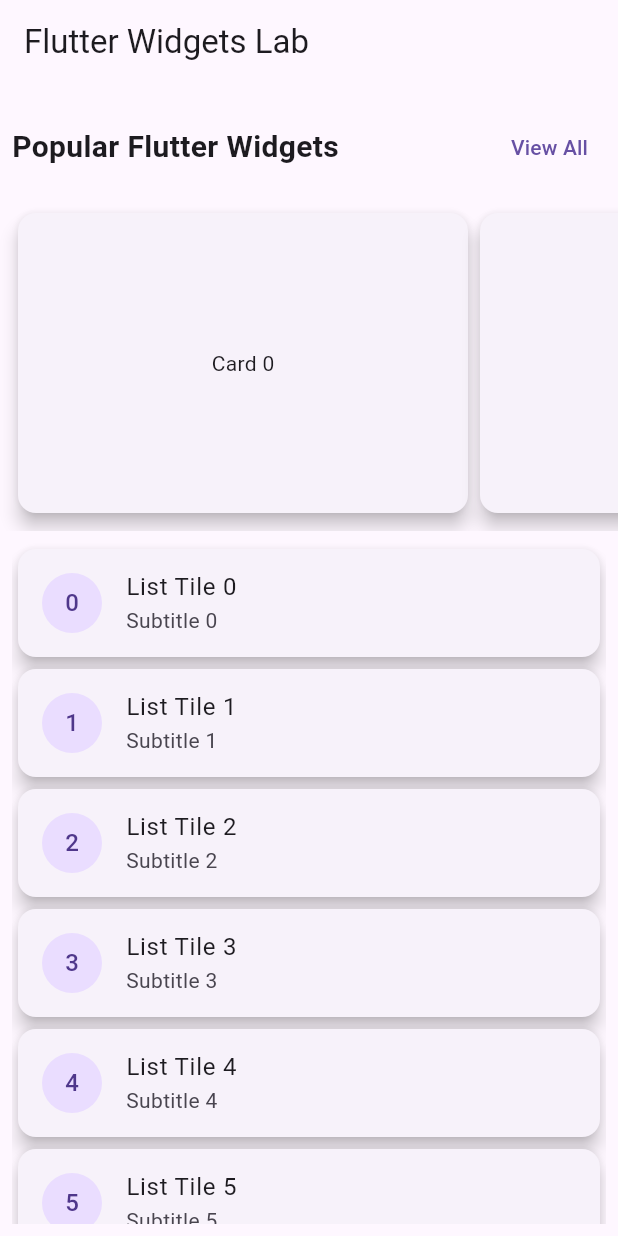
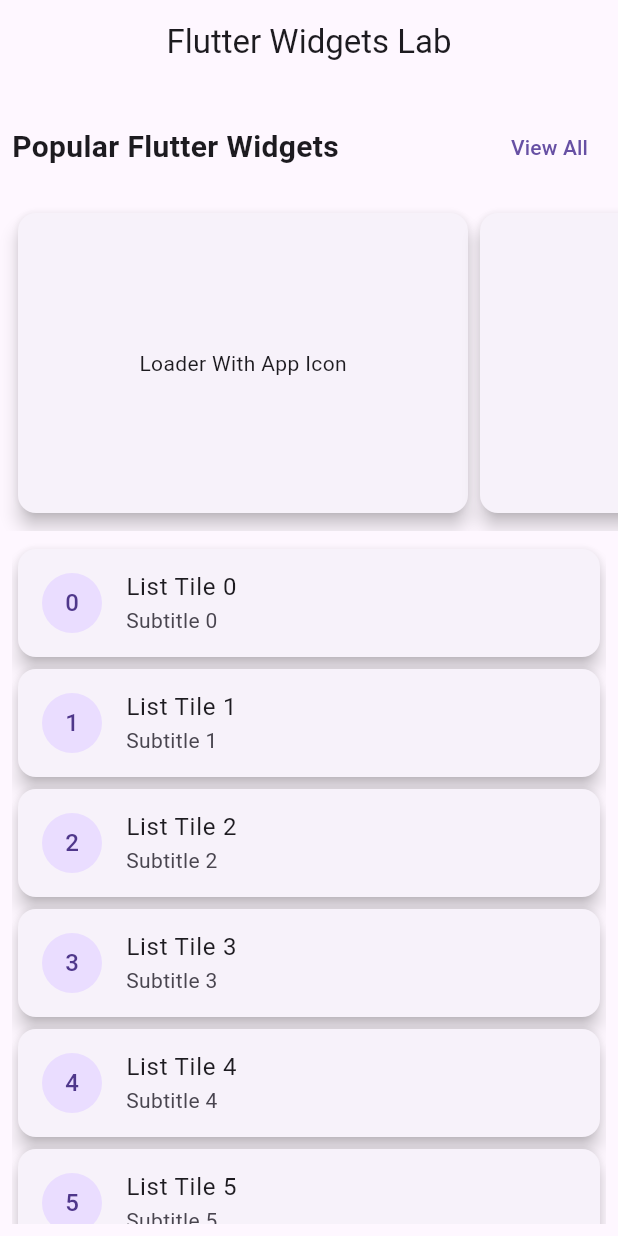
Before and after one commit to hamzaqazi/flutter_widgets_lag, a Flutter app: the screen it shows after launch, on a phone screen of 412 x 824 dp. Run offline on Flutter 3.47's test engine with Material 3 defaults, Android fonts, the phone set to English and light mode, and no system bars; our stand-ins replace get, shimmer.

Commit message:
1st widget

```diff
--- /dev/null
+++ b/lib/app/modules/home/home_controller.dart
@@ -0,0 +1,40 @@
+// homecontroller.dart
+
+import 'package:flutter/cupertino.dart';
+import 'package:flutter/material.dart';
+import 'package:flutter_widgets_lab/app/modules/widget_detail/data/widget_item.dart';
+import 'package:flutter_widgets_lab/app/modules/widgets_source/overlayloader_with_app_icon.dart';
+import 'package:get/get.dart';
+
+// HomeController with getx state management
+class HomeController extends GetxController {
+  final List<WidgetItem> widgetItems = [
+    WidgetItem(
+        title: 'Loader With App Icon',
+        description:
+            'A flutter widget that shows a beautiful overlay loader with appIcon when initiating an async call.',
+        previewWidget: OverlayLoaderWithAppIcon(
+            isLoading: true,
+            appIcon: Icon(CupertinoIcons.flag_slash),
+            // default primary color of the app
+            circularProgressColor: Theme.of(Get.context!).primaryColor,
+            child: const Center(
+              child: Text(
+                'This is the main content',
+                style: TextStyle(color: Colors.white),
+              ),
+            ))),
+    WidgetItem(
+      title: 'Widget 2',
+      description: 'This is widget 2 description',
+      previewWidget: Center(child: Text('Preview of Widget 2')),
+    ),
+    // Add more items as needed
+  ];
+
+  @override
+  void onInit() {
+    // TODO: implement onInit
+    super.onInit();
+  }
+}
--- a/lib/app/modules/home_page.dart
+++ b/lib/app/modules/home/home_page.dart
@@ -1,6 +1,7 @@
 // // homepage.dart
 
 import 'package:flutter/material.dart';
+import 'package:flutter_widgets_lab/app/routes/app_routes.dart';
 import 'package:get/get.dart';
 import 'package:shimmer/shimmer.dart';
 
@@ -14,6 +15,7 @@
     return Scaffold(
       appBar: AppBar(
         title: const Text('Flutter Widgets Lab'),
+        centerTitle: true,
       ),
       body: Column(
         children: [
@@ -42,7 +44,7 @@
           SingleChildScrollView(
             scrollDirection: Axis.horizontal,
             child: FutureBuilder(
-              future: Future.delayed(const Duration(seconds: 5)),
+              future: Future.delayed(const Duration(seconds: 2)),
               builder: (context, snapshot) {
                 if (snapshot.connectionState == ConnectionState.waiting) {
                   return loadingHorizentalCards();
@@ -51,17 +53,28 @@
                   padding: const EdgeInsets.all(8.0),
                   child: Row(
                     children: List.generate(
-                      5,
-                      (index) => Card(
+                      controller.widgetItems.length,
+                      (index) {
+                        final item = controller.widgetItems[index];
+                        return InkWell(
+                          child: Card(
                             elevation: 5,
                             child: SizedBox(
                               width: 300,
                               height: 200,
                               child: Center(
-                            child: Text('Card $index'),
+                                child: Text(item.title),
                               ),
                             ),
                           ),
+                          onTap: () {
+                            Get.toNamed(
+                              AppRoutes.widgetDetail,
+                              arguments: item,
+                            );
+                          },
+                        );
+                      },
                     ),
                   ),
                 );
@@ -70,7 +83,7 @@
           ),
           Expanded(
             child: FutureBuilder(
-              future: Future.delayed(const Duration(seconds: 5)),
+              future: Future.delayed(const Duration(seconds: 3)),
               builder: (context, snapshot) {
                 if (snapshot.connectionState == ConnectionState.waiting) {
                   return loadingListTiles();
--- a/lib/app/modules/home_controller.dart
+++ /dev/null
@@ -1,14 +0,0 @@
-// homecontroller.dart
-
-import 'package:get/get.dart';
-
-// HomeController with getx state management
-class HomeController extends GetxController {
-  // Counter variable
-  var counter = 0.obs;
-
-  // Increment counter
-  void increment() {
-    counter++;
-  }
-}
--- /dev/null
+++ b/lib/app/modules/widget_detail/data/widget_item.dart
@@ -0,0 +1,12 @@
+import 'package:flutter/material.dart';
+
+class WidgetItem {
+  final String title;
+  final String description;
+  final Widget previewWidget;
+
+  WidgetItem(
+      {required this.title,
+      required this.description,
+      required this.previewWidget});
+}
--- /dev/null
+++ b/lib/app/modules/widget_detail/widget_detail_binding.dart
@@ -0,0 +1,11 @@
+// widget detail binding file
+//
+import 'package:flutter_widgets_lab/app/modules/widget_detail/widget_detail_controller.dart';
+import 'package:get/get.dart';
+
+class WidgetDetailBinding extends Bindings {
+  @override
+  void dependencies() {
+    Get.lazyPut<WidgetDetailController>(() => WidgetDetailController());
+  }
+}
--- a/lib/app/routes/app_pages.dart
+++ b/lib/app/routes/app_pages.dart
@@ -1,7 +1,9 @@
 // app_pages.dart
 
-import 'package:flutter_widgets_lab/app/modules/home_binding.dart';
-import 'package:flutter_widgets_lab/app/modules/home_page.dart';
+import 'package:flutter_widgets_lab/app/modules/home/home_binding.dart';
+import 'package:flutter_widgets_lab/app/modules/home/home_page.dart';
+import 'package:flutter_widgets_lab/app/modules/widget_detail/widget_detail_binding.dart';
+import 'package:flutter_widgets_lab/app/modules/widget_detail/widget_detail_page.dart';
 import 'package:get/get.dart';
 
 import 'app_routes.dart';
@@ -13,5 +15,9 @@
       page: () => const HomePage(),
       binding: HomeBinding(),
     ),
+    GetPage(
+        name: AppRoutes.widgetDetail,
+        page: () => const WidgetDetailPage(),
+        binding: WidgetDetailBinding()),
   ];
 }
--- a/lib/app/routes/app_routes.dart
+++ b/lib/app/routes/app_routes.dart
@@ -4,4 +4,5 @@
 class AppRoutes {
   // Routes list
   static const home = '/home';
+  static const widgetDetail = '/widget-detail';
 }
--- a/lib/main.dart
+++ b/lib/main.dart
@@ -1,6 +1,6 @@
 import 'package:flutter/material.dart';
-import 'package:flutter_widgets_lab/app/modules/home_binding.dart';
-import 'package:flutter_widgets_lab/app/modules/home_page.dart';
+import 'package:flutter_widgets_lab/app/modules/home/home_binding.dart';
+import 'package:flutter_widgets_lab/app/modules/home/home_page.dart';
 import 'package:flutter_widgets_lab/app/routes/app_pages.dart';
 import 'package:get/get_navigation/src/root/get_material_app.dart';
 
```
Also changed, not shown: lib/app/modules/widget_detail/widget_detail_controller.dart (added, +37 -0 lines), lib/app/modules/widget_detail/widget_detail_page.dart (added, +118 -0 lines), lib/app/modules/widgets_source/overlayloader_with_app_icon.dart (added, +170 -0 lines), lib/app/modules/home/home_binding.dart (renamed from lib/app/modules/home_binding.dart). Lines whose indentation alone changed are shown as unchanged.
